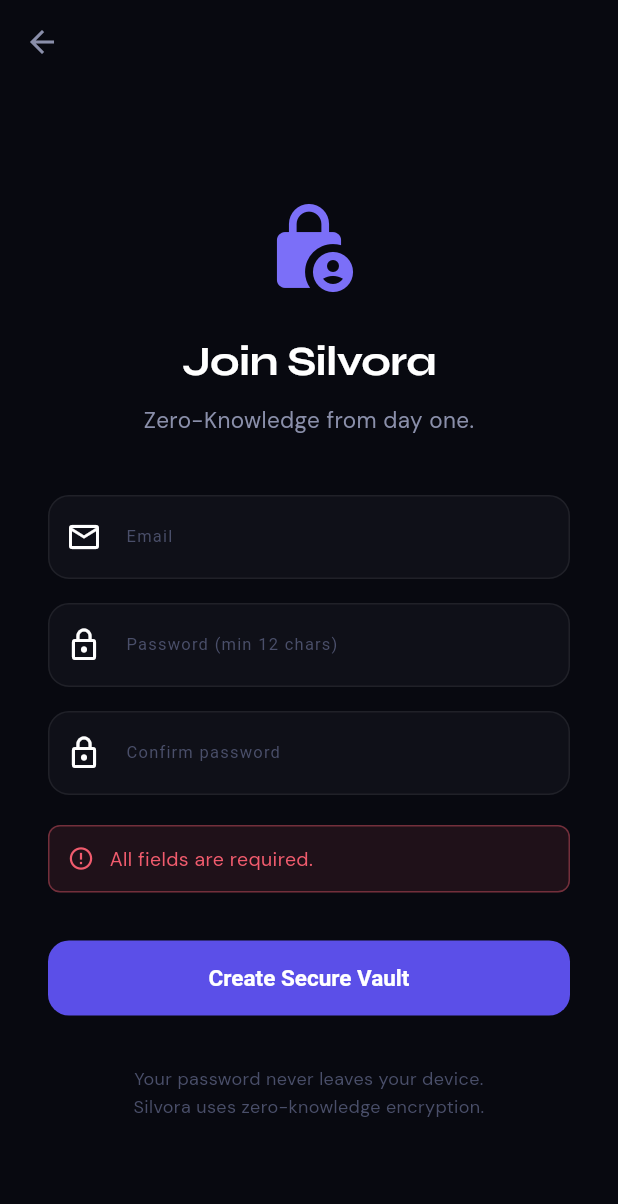
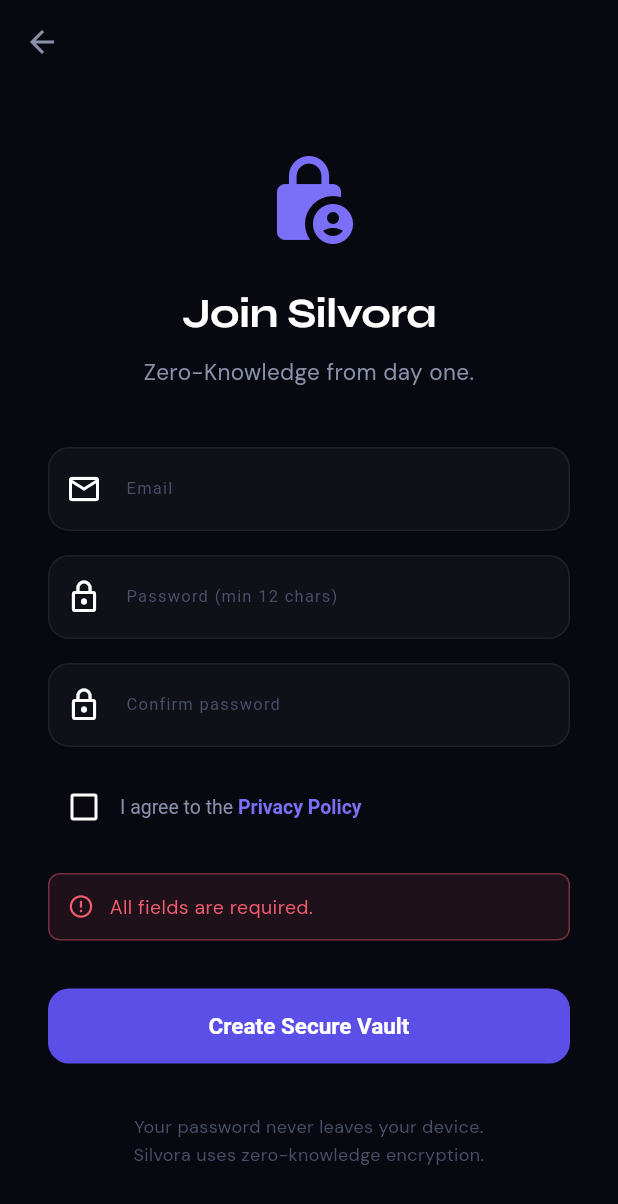
Before and after one commit to Rajathtuesday/Silvora_app, a Flutter app: the RegisterScreen screen opened directly, after a tap on "Create Secure Vault", on a phone screen of 412 x 824 dp. Shown: the top 1204 px of the screen. Run offline on Flutter 3.47's test engine with Material 3 defaults, Android fonts, the phone set to English and light mode, and no system bars; our stand-ins replace device_info_plus, file_picker, flutter_secure_storage, google_fonts, open_filex, share_plus and 1 more; missing offline and left inert: bip39, cryptography, razorpay_flutter, syncfusion_flutter_pdfviewer; accounts and stored records are empty.

Commit message:
feat(register): require accepting the Privacy Policy
Adds a required checkbox with a tappable link to the real policy
(opens externally via url_launcher) before registration can submit --
matches the new server-side requirement, which rejects registration
outright without explicit acceptance.

```diff
--- a/lib/screens/login/register_screen.dart
+++ b/lib/screens/login/register_screen.dart
@@ -1,9 +1,11 @@
 import 'dart:convert';
 import 'dart:math';
 import 'dart:typed_data';
+import 'package:flutter/gestures.dart';
 import 'package:flutter/material.dart';
 import 'package:google_fonts/google_fonts.dart';
 import 'package:http/http.dart' as http;
+import 'package:url_launcher/url_launcher.dart';
 
 import '../../crypto/argon2.dart';
 import '../../crypto/master_key.dart';
@@ -26,6 +28,7 @@
   final _confirmCtrl = TextEditingController();
 
   bool _isLoading = false;
+  bool _acceptedPrivacyPolicy = false;
   String? _errorMessage;
 
   @override
@@ -55,6 +58,10 @@
       setState(() => _errorMessage = "Passwords do not match.");
       return;
     }
+    if (!_acceptedPrivacyPolicy) {
+      setState(() => _errorMessage = "You must accept the Privacy Policy to continue.");
+      return;
+    }
 
     setState(() {
       _isLoading = true;
@@ -65,7 +72,11 @@
       final res = await http.post(
         Uri.parse("${SecureState.serverUrl}/api/auth/register/"),
         headers: {"Content-Type": "application/json"},
-        body: jsonEncode({"email": email, "password": password}),
+        body: jsonEncode({
+          "email": email,
+          "password": password,
+          "accepted_privacy_policy": _acceptedPrivacyPolicy,
+        }),
       );
 
       if (res.statusCode != 201) {
@@ -220,6 +231,39 @@
                     prefixIcon: Icon(Icons.lock_outline),
                   ),
                 ),
+                const SizedBox(height: 16),
+                Row(
+                  crossAxisAlignment: CrossAxisAlignment.center,
+                  children: [
+                    Checkbox(
+                      value: _acceptedPrivacyPolicy,
+                      activeColor: SilvoraColors.primary,
+                      onChanged: (v) => setState(() => _acceptedPrivacyPolicy = v ?? false),
+                    ),
+                    Expanded(
+                      child: GestureDetector(
+                        onTap: () => setState(() => _acceptedPrivacyPolicy = !_acceptedPrivacyPolicy),
+                        child: RichText(
+                          text: TextSpan(
+                            style: const TextStyle(color: SilvoraColors.textSecondary, fontSize: 13),
+                            children: [
+                              const TextSpan(text: "I agree to the "),
+                              TextSpan(
+                                text: "Privacy Policy",
+                                style: const TextStyle(color: SilvoraColors.primaryLight, fontWeight: FontWeight.w600),
+                                recognizer: TapGestureRecognizer()
+                                  ..onTap = () => launchUrl(
+                                        Uri.parse("${SecureState.serverUrl}/privacy/"),
+                                        mode: LaunchMode.externalApplication,
+                                      ),
+                              ),
+                            ],
+                          ),
+                        ),
+                      ),
+                    ),
+                  ],
+                ),
                 if (_errorMessage != null) ...[
                   const SizedBox(height: 20),
                   Container(
--- a/pubspec.yaml
+++ b/pubspec.yaml
@@ -61,6 +61,7 @@
   bip39: ^1.0.6
   open_filex: ^4.5.0
   share_plus: ^10.1.4
+  url_launcher: ^6.3.1
 
 
 
```
Also changed, not shown: pubspec.lock.
